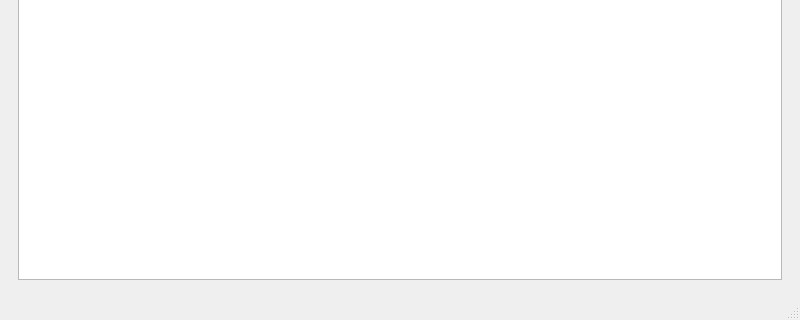
First picture: the form in mainwindow.ui, repository BluePencilBord/221_329_Akhmadov, before the edit; both pictures show x 0 to 800 and y 280 to 600 of the 800 by 600 pixel window.
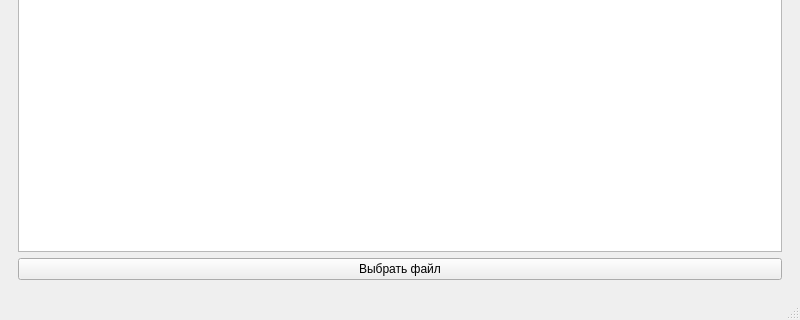
Second picture: the form after the edit.

```diff
--- a/mainwindow.ui
+++ b/mainwindow.ui
@@ -111,6 +111,13 @@
         <item row="0" column="0">
          <widget class="QListWidget" name="listWidget"/>
         </item>
+        <item row="1" column="0">
+         <widget class="QPushButton" name="pushButtonSelectFile">
+          <property name="text">
+           <string>Выбрать файл</string>
+          </property>
+         </widget>
+        </item>
        </layout>
       </widget>
      </widget>
```
